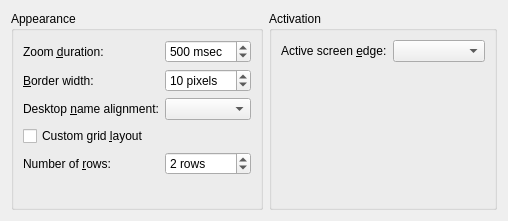
Before: the Qt Designer form effects/desktopgrid_config.ui in KDE/kwin, drawn with Qt 5.
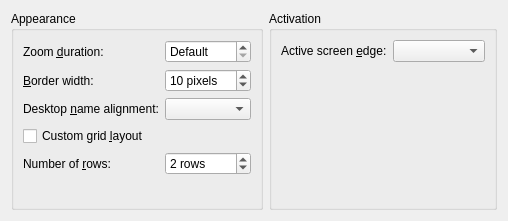
After: the same form once the commit is applied. Custom widgets are drawn as their Qt base class.

Commit message: Add a global configuration option for animation speed. See description of Effect::animationTime() for how-to-use. TODO: Effects need to reload config after doing the change in the kcm. NOTE: Default TimeLine constructor now creates invalid object, it is necessary to explicitly call setDuration() in order to ensure all animations respect this setting.

```diff
--- a/effects/desktopgrid_config.ui
+++ b/effects/desktopgrid_config.ui
@@ -28,14 +28,17 @@
       </item>
       <item row="2" column="1" >
        <widget class="QSpinBox" name="zoomDurationSpin" >
+        <property name="specialValueText" >
+         <string>Default</string>
+        </property>
         <property name="suffix" >
          <string> msec</string>
         </property>
         <property name="maximum" >
          <number>5000</number>
         </property>
-        <property name="value" >
-         <number>500</number>
+        <property name="singleStep" >
+         <number>10</number>
         </property>
        </widget>
       </item>
```
The commit also changes 44 other files.
